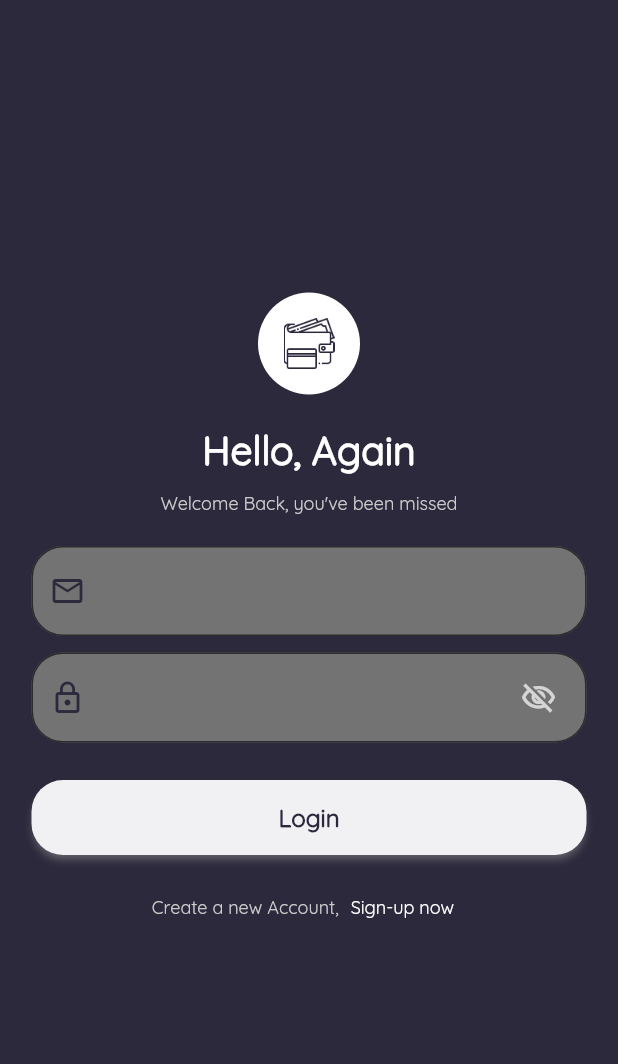
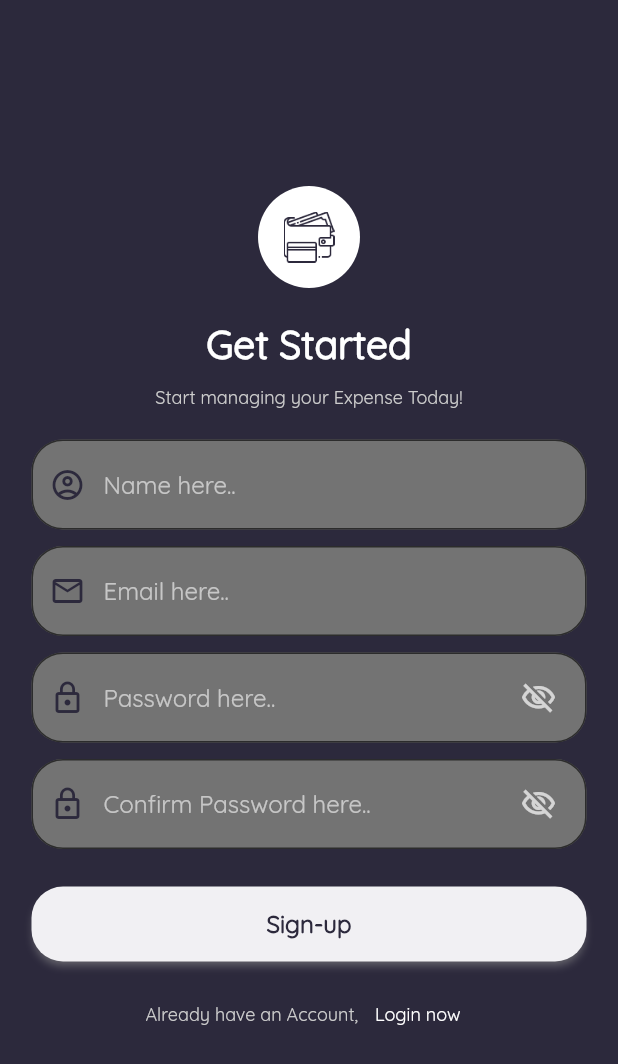
Before and after one commit to DevRaunak/expenser, a Flutter app: the screen it shows after launch, after a tap on "Sign-up now", on a phone screen of 412 x 824 dp. Shown: the top 1064 px of the screen. Run offline on Flutter 3.47's test engine with Material 2 defaults, Android fonts, the phone set to English and light mode, and no system bars.

Commit message:
Added Sign up screen and Landscape UI for both

```diff
--- /dev/null
+++ b/lib/screens/user_onboarding/bottom_action.dart
@@ -0,0 +1,27 @@
+import 'package:flutter/material.dart';
+
+import '../../ui/ui_helper.dart';
+
+List<Widget> getChildren(title, subtitle, action, width, context){
+  return [
+    Text(
+      title,
+      style: width > 500 ? mTextStyle19(
+          fontWeight: FontWeight.w300,
+          mColor: Theme.of(context).shadowColor) : mTextStyle12(
+          fontWeight: FontWeight.w300,
+          mColor: Theme.of(context).shadowColor),
+    ),
+    TextButton(
+      onPressed: action,
+      child: Text(
+        subtitle,
+        style: width > 500 ? mTextStyle19(
+            fontWeight: FontWeight.w300,
+            mColor: Theme.of(context).canvasColor) : mTextStyle12(
+            fontWeight: FontWeight.w300,
+            mColor: Theme.of(context).canvasColor),
+      ),
+    ),
+  ];
+}
--- a/lib/screens/user_onboarding/login/login_page.dart
+++ b/lib/screens/user_onboarding/login/login_page.dart
@@ -1,8 +1,11 @@
+import 'package:expenser/screens/user_onboarding/signup/signup_page.dart';
 import 'package:expenser/ui/custom_widgets/custom_logo_stack.dart';
 import 'package:expenser/ui/custom_widgets/custom_rounded_btn.dart';
 import 'package:expenser/ui/custom_widgets/custom_text_field.dart';
 import 'package:expenser/ui/ui_helper.dart';
 import 'package:flutter/material.dart';
+
+import '../bottom_action.dart';
 
 class LoginPage extends StatefulWidget {
   const LoginPage({Key? key}) : super(key: key);
@@ -21,29 +24,45 @@ class _LoginPageState extends State<LoginPage> {
     print(MediaQuery.of(context).size.width);
     return Scaffold(
       backgroundColor: Theme.of(context).backgroundColor,
-      body: MediaQuery.of(context).size.height > 500
+      body: MediaQuery.of(context).orientation == Orientation.portrait ?
+      MediaQuery.of(context).size.height > 500
           ? mainUI()
           : SingleChildScrollView(
               child: mainUI(),
+            ) : Row(
+        children: [
+          Expanded(child: Container(
+            color: Theme.of(context).brightness == Brightness.light ? MyColor.bgBColor : MyColor.bgWColor,
+            child: CustomLogoStack(50),
+          )),
+          Expanded(
+            flex: 1,
+              child: MediaQuery.of(context).size.height > 500
+              ? mainUI()
+              : SingleChildScrollView(
+            child: mainUI(),
+          ))
+        ],
       ),
     );
   }
 
   Widget mainUI() {
     var width = MediaQuery.of(context).size.width;
-    return Center(
+    return LayoutBuilder(
+      builder: (context, constraints) => Center(
         child: Padding(
           padding: const EdgeInsets.all(21),
           child: Column(
             mainAxisAlignment: MainAxisAlignment.center,
             children: [
-            CustomLogoStack(width>500 ? 50 : 34 ),
+              CustomLogoStack(constraints.maxWidth>500 ? 50 : 34 ),
               SizedBox(
                 height: 21,
               ),
               Text(
                 'Hello, Again',
-              style: width > 500 ? mTextStyle43(
+                style: constraints.maxWidth > 500 ? mTextStyle43(
                     fontWeight: FontWeight.bold,
                     mColor: Theme.of(context).canvasColor) : mTextStyle26(
                     fontWeight: FontWeight.bold,
@@ -54,7 +73,7 @@ class _LoginPageState extends State<LoginPage> {
               ),
               Text(
                 'Welcome Back, you\'ve been missed',
-              style: width > 500 ? mTextStyle19(
+                style: constraints.maxWidth > 500 ? mTextStyle19(
                     fontWeight: FontWeight.w300,
                     mColor: Theme.of(context).shadowColor) : mTextStyle12(
                     fontWeight: FontWeight.w300,
@@ -66,6 +85,7 @@ class _LoginPageState extends State<LoginPage> {
                 height: 21,
               ),
               CustomTextField(
+                hint: 'Email here..',
                 isPassword: false,
                 mController: userNameController,
                 mFillColor: Theme.of(context).brightness == Brightness.light
@@ -77,6 +97,7 @@ class _LoginPageState extends State<LoginPage> {
                 height: 11,
               ),
               CustomTextField(
+                hint: 'Password here..',
                 isPassword: true,
                 mController: passController,
                 mFillColor: Theme.of(context).brightness == Brightness.light
@@ -91,58 +112,21 @@ class _LoginPageState extends State<LoginPage> {
               SizedBox(
                 height: 11,
               ),
-            MediaQuery.of(context).size.width > 255 ? Row(
+              constraints.maxWidth > 255 ? Row(
                 mainAxisAlignment: MainAxisAlignment.center,
-              children: [
-                Text(
-                  'Create a new Account,',
-                  style: width > 500 ? mTextStyle19(
-                      fontWeight: FontWeight.w300,
-                      mColor: Theme.of(context).shadowColor) : mTextStyle12(
-                      fontWeight: FontWeight.w300,
-                      mColor: Theme.of(context).shadowColor),
-                ),
-                TextButton(
-                  onPressed: (){
-
-                  },
-                  child: Text(
-                    'Sign-up now',
-                    style: width > 500 ? mTextStyle19(
-                        fontWeight: FontWeight.w300,
-                        mColor: Theme.of(context).canvasColor) : mTextStyle12(
-                        fontWeight: FontWeight.w300,
-                        mColor: Theme.of(context).canvasColor),
-                  ),
-                ),
-              ],
+                children: getChildren('Create a new Account, ', 'Sign-up now',(){
+                  Navigator.pushReplacement(context,
+                      MaterialPageRoute(builder: (context) => SignUpPage(),));
+                }, constraints.maxWidth, context),
               ) : Column(
                 mainAxisAlignment: MainAxisAlignment.center,
-              children: [
-                Text(
-                  'Create a new Account,',
-                  style: width > 500 ? mTextStyle19(
-                      fontWeight: FontWeight.w300,
-                      mColor: Theme.of(context).shadowColor) : mTextStyle12(
-                      fontWeight: FontWeight.w300,
-                      mColor: Theme.of(context).shadowColor),
-                ),
-                TextButton(
-                  onPressed: (){
-
-                  },
-                  child: Text(
-                    'Sign-up now',
-                    style: width > 500 ? mTextStyle19(
-                        fontWeight: FontWeight.w300,
-                        mColor: Theme.of(context).canvasColor) : mTextStyle12(
-                        fontWeight: FontWeight.w300,
-                        mColor: Theme.of(context).canvasColor),
-                  ),
-                ),
-              ],
+                children: getChildren('Create a new Account, ', 'Sign-up now',(){
+                  Navigator.pushReplacement(context,
+                      MaterialPageRoute(builder: (context) => SignUpPage(),));
+                }, constraints.maxWidth, context),
               )
             ],
+          ),
         ),
       ),
     );
--- /dev/null
+++ b/lib/screens/user_onboarding/signup/signup_page.dart
@@ -0,0 +1,179 @@
+import 'package:expenser/screens/user_onboarding/bottom_action.dart';
+import 'package:expenser/screens/user_onboarding/login/login_page.dart';
+import 'package:flutter/material.dart';
+
+import '../../../ui/custom_widgets/custom_logo_stack.dart';
+import '../../../ui/custom_widgets/custom_rounded_btn.dart';
+import '../../../ui/custom_widgets/custom_text_field.dart';
+import '../../../ui/ui_helper.dart';
+
+class SignUpPage extends StatefulWidget {
+  const SignUpPage({Key? key}) : super(key: key);
+
+  @override
+  State<SignUpPage> createState() => _SignUpPageState();
+}
+
+class _SignUpPageState extends State<SignUpPage> {
+  var nameController = TextEditingController();
+  var emailController = TextEditingController();
+  var passController = TextEditingController();
+  var confirmPassController = TextEditingController();
+
+  @override
+  Widget build(BuildContext context) {
+    return Scaffold(
+        backgroundColor: Theme.of(context).backgroundColor,
+        body: MediaQuery.of(context).orientation == Orientation.portrait
+            ? MediaQuery.of(context).size.height > 700
+                ? mainUI()
+                : SingleChildScrollView(
+                    child: mainUI(),
+                  )
+            : Row(
+                children: [
+                  Expanded(
+                      child: Container(
+                    child: Center(
+                      child: CustomLogoStack(50),
+                    ),
+                    color: Theme.of(context).brightness == Brightness.light
+                        ? MyColor.bgBColor
+                        : MyColor.bgWColor,
+                  )),
+                  Expanded(
+                      child: MediaQuery.of(context).size.height > 700
+                          ? mainUI()
+                          : SingleChildScrollView(child: mainUI()))
+                ],
+              ));
+  }
+
+  Widget mainUI() {
+    var width = MediaQuery.of(context).size.width;
+    return LayoutBuilder(
+      builder: (context, constraints) {
+        print(constraints.maxWidth);
+        print(constraints.minWidth);
+        return Center(
+          child: Padding(
+            padding: const EdgeInsets.all(21),
+            child: Column(
+              mainAxisAlignment: MainAxisAlignment.center,
+              children: [
+                CustomLogoStack(width > 500 ? 50 : 34),
+                SizedBox(
+                  height: 21,
+                ),
+                Text(
+                  'Get Started',
+                  style: constraints.maxWidth > 500
+                      ? mTextStyle43(
+                      fontWeight: FontWeight.bold,
+                      mColor: Theme.of(context).canvasColor)
+                      : mTextStyle26(
+                      fontWeight: FontWeight.bold,
+                      mColor: Theme.of(context).canvasColor),
+                ),
+                SizedBox(
+                  height: 11,
+                ),
+                Text(
+                  'Start managing your Expense Today!',
+                  style: constraints.maxWidth > 500
+                      ? mTextStyle19(
+                      fontWeight: FontWeight.w300,
+                      mColor: Theme.of(context).shadowColor)
+                      : mTextStyle12(
+                      fontWeight: FontWeight.w300,
+                      mColor: Theme.of(context).shadowColor),
+                ),
+
+                //////////////////////////////////////////Uname and Password Textfield/////////////////////////
+                SizedBox(
+                  height: 21,
+                ),
+                CustomTextField(
+                  hint: 'Name here..',
+                  isPassword: false,
+                  mController: nameController,
+                  mFillColor: Theme.of(context).brightness == Brightness.light
+                      ? MyColor.secondaryWColor
+                      : MyColor.secondaryBColor,
+                  mIcon: Icons.account_circle_outlined,
+                ),
+                SizedBox(
+                  height: 11,
+                ),
+                CustomTextField(
+                  hint: 'Email here..',
+                  isPassword: false,
+                  mController: emailController,
+                  mFillColor: Theme.of(context).brightness == Brightness.light
+                      ? MyColor.secondaryWColor
+                      : MyColor.secondaryBColor,
+                  mIcon: Icons.email_outlined,
+                ),
+                SizedBox(
+                  height: 11,
+                ),
+                CustomTextField(
+                  hint: 'Password here..',
+                  isPassword: true,
+                  mController: passController,
+                  mFillColor: Theme.of(context).brightness == Brightness.light
+                      ? MyColor.secondaryWColor
+                      : MyColor.secondaryBColor,
+                  mIcon: Icons.lock_outline,
+                ),
+                SizedBox(
+                  height: 11,
+                ),
+                CustomTextField(
+                  hint: 'Confirm Password here..',
+                  isPassword: true,
+                  mController: confirmPassController,
+                  mFillColor: Theme.of(context).brightness == Brightness.light
+                      ? MyColor.secondaryWColor
+                      : MyColor.secondaryBColor,
+                  mIcon: Icons.lock_outline,
+                ),
+                SizedBox(
+                  height: 25,
+                ),
+                CustomRoundedButton(callback: () {}, text: 'Sign-up'),
+                SizedBox(
+                  height: 11,
+                ),
+                if (constraints.maxWidth > 400)
+                  Row(
+                    mainAxisAlignment: MainAxisAlignment.center,
+                    children:
+                    getChildren('Already have an Account, ', 'Login now', () {
+                      Navigator.pushReplacement(
+                          context,
+                          MaterialPageRoute(
+                            builder: (context) => LoginPage(),
+                          ));
+                    }, width, context),
+                  )
+                else
+                  Column(
+                    mainAxisAlignment: MainAxisAlignment.center,
+                    children:
+                    getChildren('Already have an Account, ', 'Login now', () {
+                      Navigator.pushReplacement(
+                          context,
+                          MaterialPageRoute(
+                            builder: (context) => LoginPage(),
+                          ));
+                    }, width, context),
+                  )
+              ],
+            ),
+          ),
+        );
+      },
+    );
+  }
+}
--- a/lib/ui/custom_widgets/custom_text_field.dart
+++ b/lib/ui/custom_widgets/custom_text_field.dart
@@ -6,12 +6,14 @@ class CustomTextField extends StatefulWidget {
   Color mFillColor;
   IconData mIcon;
   bool isPassword;
+  String hint;
 
   CustomTextField(
       {required this.mController,
       required this.mFillColor,
       required this.mIcon,
-      required this.isPassword});
+      required this.isPassword,
+      required this.hint});
 
   @override
   State<CustomTextField> createState() => _CustomTextFieldState();
@@ -20,30 +22,32 @@ class CustomTextField extends StatefulWidget {
 class _CustomTextFieldState extends State<CustomTextField> {
   bool passVisible = false;
 
-
-
   @override
   Widget build(BuildContext context) {
-    return widget.isPassword ? TextField(
+    return widget.isPassword
+        ? TextField(
             controller: widget.mController,
             obscureText: !passVisible,
             obscuringCharacter: "*",
-      cursorColor: Theme.of(context).brightness==Brightness.light ? MyColor.textWColor : MyColor.textBColor,
+            cursorColor: Theme.of(context).brightness == Brightness.light
+                ? MyColor.textWColor
+                : MyColor.textBColor,
             style: mTextStyle16(
                 mColor: Theme.of(context).brightness == Brightness.light
                     ? MyColor.textWColor
                     : MyColor.textBColor),
             decoration: InputDecoration(
+              hintText: widget.hint,
               prefixIcon: Icon(widget.mIcon),
               suffixIcon: Padding(
                 padding: const EdgeInsets.only(right: 8.0),
                 child: IconButton(
-              icon: passVisible ? Icon(Icons.visibility_outlined) : Icon(Icons.visibility_off_outlined),
-              onPressed: (){
+                  icon: passVisible
+                      ? Icon(Icons.visibility_outlined)
+                      : Icon(Icons.visibility_off_outlined),
+                  onPressed: () {
                     passVisible = !passVisible;
-                setState((){
-
-                });
+                    setState(() {});
                   },
                 ),
               ),
@@ -56,26 +60,31 @@ class _CustomTextFieldState extends State<CustomTextField> {
                 borderRadius: BorderRadius.circular(21),
                 borderSide: BorderSide(
                     width: 1,
-                color: Theme.of(context).brightness==Brightness.light ? MyColor.textBColor : MyColor.textWColor
-            ),
+                    color: Theme.of(context).brightness == Brightness.light
+                        ? MyColor.textBColor
+                        : MyColor.textWColor),
               ),
               focusedBorder: OutlineInputBorder(
                 borderSide: BorderSide(
                     width: 1,
-            color: Theme.of(context).brightness==Brightness.light ? MyColor.textWColor : MyColor.textBColor
-          ),
+                    color: Theme.of(context).brightness == Brightness.light
+                        ? MyColor.textWColor
+                        : MyColor.textBColor),
                 borderRadius: BorderRadius.circular(21),
               ),
             ),
-
-    ) : TextField(
+          )
+        : TextField(
             controller: widget.mController,
-      cursorColor: Theme.of(context).brightness==Brightness.light ? MyColor.textWColor : MyColor.textBColor,
+            cursorColor: Theme.of(context).brightness == Brightness.light
+                ? MyColor.textWColor
+                : MyColor.textBColor,
             style: mTextStyle16(
                 mColor: Theme.of(context).brightness == Brightness.light
                     ? MyColor.textWColor
                     : MyColor.textBColor),
             decoration: InputDecoration(
+              hintText: widget.hint,
               prefixIcon: Icon(widget.mIcon),
               iconColor: Theme.of(context).backgroundColor,
               prefixIconColor: Theme.of(context).backgroundColor,
@@ -86,18 +95,19 @@ class _CustomTextFieldState extends State<CustomTextField> {
                 borderRadius: BorderRadius.circular(21),
                 borderSide: BorderSide(
                     width: 1,
-              color: Theme.of(context).brightness==Brightness.light ? MyColor.textBColor : MyColor.textWColor
-          ),
+                    color: Theme.of(context).brightness == Brightness.light
+                        ? MyColor.textBColor
+                        : MyColor.textWColor),
               ),
               focusedBorder: OutlineInputBorder(
                 borderSide: BorderSide(
                     width: 1,
-              color: Theme.of(context).brightness==Brightness.light ? MyColor.textWColor : MyColor.textBColor
-          ),
+                    color: Theme.of(context).brightness == Brightness.light
+                        ? MyColor.textWColor
+                        : MyColor.textBColor),
                 borderRadius: BorderRadius.circular(21),
               ),
             ),
-
           );
   }
 }
```
Lines whose indentation alone changed are shown as unchanged.
